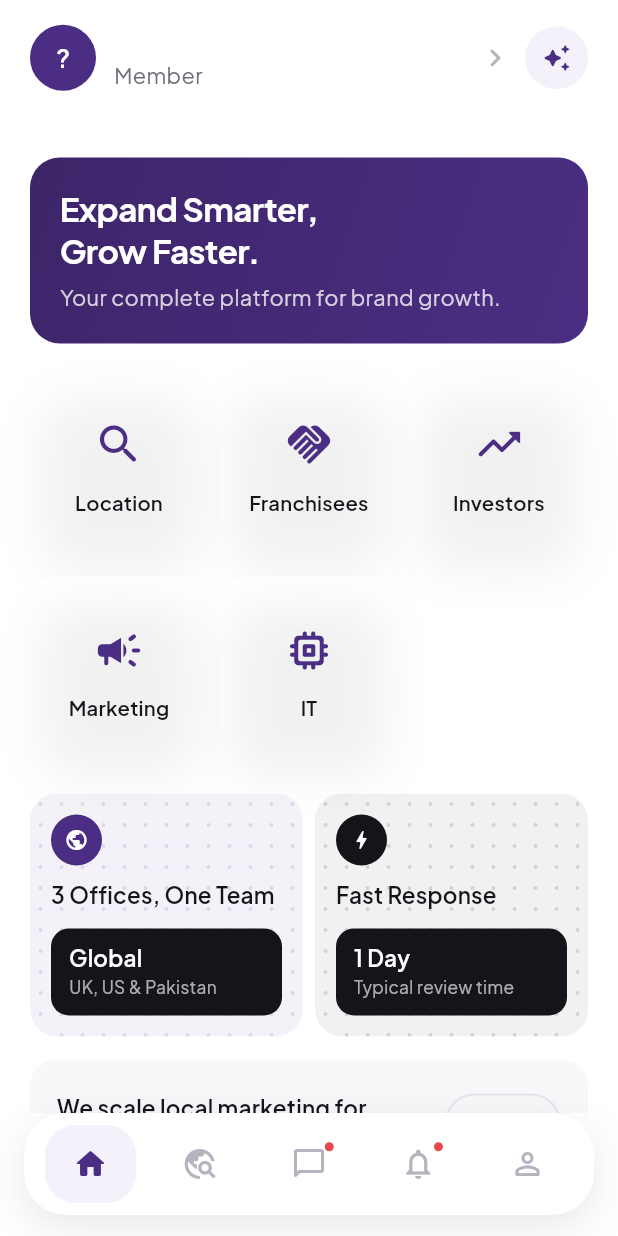
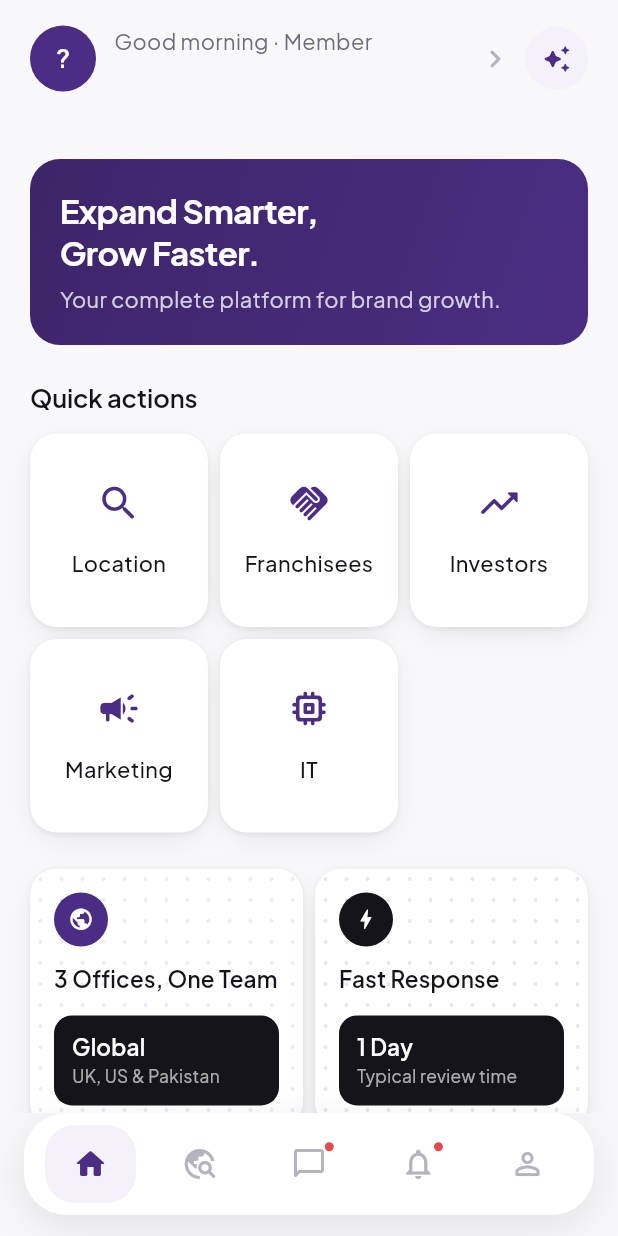
Before and after one commit to danishsaleem-dev/connectors-app, a Flutter app: the AppShell screen opened directly, on a phone screen of 412 x 824 dp. Run offline on Flutter 3.47's test engine with Material 3 defaults, Android fonts, the phone set to English and light mode, and no system bars; our stand-ins replace flutter_secure_storage, google_fonts; accounts and stored records are empty.

Commit message:
Fix the invisible cards: grey canvas + real elevation, and polish Home
Root cause of the action tiles not reading as buttons: the app's
scaffoldBackgroundColor was AppColors.white and every card is also
white — white-on-white, with a shadow (blurRadius 28, spreadRadius -8,
alpha 0.06) so diffuse it rendered as nothing. The reference works
because it's white cards on a light grey canvas.

- Canvas is now grey50; AppBar matches it so there's no seam. Cards
  stay white, so the surface itself now does most of the separating.
- cardShadow() rewritten as a proper two-layer elevation: a tight
  contact shadow that draws the card's edge, plus a wider ambient one
  for depth. Actually visible now.
- Audited every AppColors.grey50 used as a *surface* — those would
  have vanished into the new canvas. Flipped to white + elevation:
  the Home marketing banner, EnquireCta, the location/opportunity
  detail spec panels, incoming message bubbles, the compose bar,
  search fields and the Clear-filters chip. Left grey where it's
  correct (input fills and meta pills sitting on white cards, image
  placeholders).
- Action tiles rebuilt: shadow on a DecoratedBox behind the Material
  so elevation and ink-clipping stay separate concerns, larger icon,
  more padding, label in medium weight.
- Highlight cards are white now too (the accent tint went muddy on
  grey); accent survives in the icon badge and a softer dot texture.

Polish while in here:
- Home header leads with a real time-of-day greeting ("Good evening ·
  Brand") above the name, so the top of the app isn't static.
- "Quick actions" section heading above the tile grid for rhythm.
- Haptic tick on opening a Home action.

```diff
--- a/lib/screens/home_screen.dart
+++ b/lib/screens/home_screen.dart
@@ -1,4 +1,5 @@
 import 'package:flutter/material.dart';
+import 'package:flutter/services.dart';
 import '../data/account_type_config.dart';
 import '../data/api_client.dart';
 import '../data/auth_state.dart';
@@ -12,6 +13,16 @@ import '../widgets/reveal.dart';
 import 'chat_screen.dart';
 import 'contact_screen.dart';
 
+/// Real clock, not a canned string — the one bit of the header that
+/// changes on its own, which is what keeps it from reading as a static
+/// template.
+String get _greeting {
+  final hour = DateTime.now().hour;
+  if (hour < 12) return 'Good morning';
+  if (hour < 17) return 'Good afternoon';
+  return 'Good evening';
+}
+
 const _roleLabels = {
   'brand': 'Brand',
   'franchisee': 'Franchisee',
@@ -23,6 +34,7 @@ const _roleLabels = {
 };
 
 void _openAction(BuildContext context, HomeAction action) {
+  HapticFeedback.selectionClick();
   Navigator.of(context).push(
     MaterialPageRoute(
       builder: (_) => action.hasOwnScaffold
@@ -105,16 +117,18 @@ class HomeScreen extends StatelessWidget {
                                   crossAxisAlignment: CrossAxisAlignment.start,
                                   children: [
                                     Text(
-                                      session?.name ?? '',
-                                      style: Theme.of(context).textTheme.titleLarge,
-                                      overflow: TextOverflow.ellipsis,
-                                    ),
-                                    Text(
-                                      roleLabel,
+                                      '$_greeting · $roleLabel',
                                       style: Theme.of(context)
                                           .textTheme
                                           .bodyMedium
                                           ?.copyWith(color: AppColors.grey500),
+                                      overflow: TextOverflow.ellipsis,
+                                    ),
+                                    const SizedBox(height: 1),
+                                    Text(
+                                      session?.name ?? '',
+                                      style: Theme.of(context).textTheme.titleLarge,
+                                      overflow: TextOverflow.ellipsis,
                                     ),
                                   ],
                                 ),
@@ -155,12 +169,14 @@ class HomeScreen extends StatelessWidget {
                     subtitle: config.promoSubtitle!,
                   ),
                 ),
-                const SizedBox(height: AppSpacing.heading),
+                const SizedBox(height: AppSpacing.xl),
+                Text('Quick actions', style: Theme.of(context).textTheme.titleLarge),
+                const SizedBox(height: AppSpacing.md),
                 Reveal(
                   index: 1,
                   child: _ActionGrid(actions: config.homeActions),
                 ),
-                const SizedBox(height: AppSpacing.lg),
+                const SizedBox(height: AppSpacing.xl),
                 Reveal(
                   index: 2,
                   child: _HighlightRow(
@@ -177,7 +193,7 @@ class HomeScreen extends StatelessWidget {
                 const SizedBox(height: AppSpacing.section),
                 const Eyebrow('All actions'),
                 const SizedBox(height: AppSpacing.sm),
-                Text('Everything in one place.', style: Theme.of(context).textTheme.displaySmall),
+                Text('Everything in one place.', style: Theme.of(context).textTheme.headlineMedium),
                 const SizedBox(height: AppSpacing.heading),
                 for (var i = 0; i < config.homeActions.length; i++) ...[
                   if (i > 0) const SizedBox(height: AppSpacing.sm),
@@ -311,34 +327,40 @@ class _ActionTile extends StatelessWidget {
 
   @override
   Widget build(BuildContext context) {
-    return Material(
+    return DecoratedBox(
+      // Shadow on a DecoratedBox behind the Material, rather than on a
+      // Container inside it: same result, but it keeps the elevation and
+      // the ink-splash clipping as separate concerns instead of one
+      // Container trying to do both.
+      decoration: BoxDecoration(
+        borderRadius: BorderRadius.circular(18),
+        boxShadow: cardShadow(),
+      ),
+      child: Material(
         color: AppColors.white,
         borderRadius: BorderRadius.circular(18),
+        clipBehavior: Clip.antiAlias,
         child: InkWell(
-        borderRadius: BorderRadius.circular(18),
           onTap: () => _openAction(context, action),
-        child: Container(
-          padding: const EdgeInsets.symmetric(vertical: 16, horizontal: 8),
-          decoration: BoxDecoration(
-            borderRadius: BorderRadius.circular(18),
-            boxShadow: cardShadow(opacity: 0.06),
-          ),
+          child: Padding(
+            padding: const EdgeInsets.symmetric(vertical: 18, horizontal: 8),
             child: Column(
               mainAxisAlignment: MainAxisAlignment.center,
               children: [
-              Icon(action.icon, color: AppColors.violet600, size: 34),
-              const SizedBox(height: 12),
+                Icon(action.icon, color: AppColors.violet600, size: 30),
+                const SizedBox(height: 14),
                 Text(
                   action.tileLabel,
                   textAlign: TextAlign.center,
                   maxLines: 1,
                   overflow: TextOverflow.ellipsis,
-                style: Theme.of(context)
-                    .textTheme
-                    .titleMedium
-                    ?.copyWith(fontSize: 13.5),
+                  style: Theme.of(context).textTheme.bodyMedium?.copyWith(
+                        color: AppColors.ink,
+                        fontWeight: FontWeight.w500,
+                      ),
                 ),
               ],
+            ),
           ),
         ),
       ),
@@ -445,37 +467,43 @@ class _HighlightCard extends StatelessWidget {
     final statSubtitle = data.statSubtitle;
     final accentColor = data.accentColor;
 
-    final content = ClipRRect(
+    final content = DecoratedBox(
+      decoration: BoxDecoration(
+        borderRadius: BorderRadius.circular(18),
+        boxShadow: cardShadow(),
+      ),
+      child: ClipRRect(
         borderRadius: BorderRadius.circular(18),
         child: Container(
-        // A light tint of the card's own accent, not plain white — enough
-        // to read as "coloured" without going back to the heavy solid
-        // fill this replaced.
-        color: accentColor.withValues(alpha: 0.06),
+          // White like every other card now that the page canvas is grey —
+          // the accent shows up in the icon badge and the faint dot
+          // texture instead of tinting the whole surface, which went
+          // muddy against a grey background.
+          color: AppColors.white,
           child: Stack(
             children: [
               Positioned.fill(
                 child: CustomPaint(painter: _DotPatternPainter(color: accentColor)),
               ),
               Padding(
-              padding: const EdgeInsets.all(14),
+                padding: const EdgeInsets.all(16),
                 child: Column(
                   crossAxisAlignment: CrossAxisAlignment.start,
                   mainAxisSize: MainAxisSize.min,
                   children: [
                     Container(
-                    width: 34,
-                    height: 34,
+                      width: 36,
+                      height: 36,
                       alignment: Alignment.center,
                       decoration: BoxDecoration(color: accentColor, shape: BoxShape.circle),
-                    child: Icon(icon, color: AppColors.white, size: 16),
+                      child: Icon(icon, color: AppColors.white, size: 17),
                     ),
-                  const SizedBox(height: 10),
+                    const SizedBox(height: 12),
                     Text(title, style: Theme.of(context).textTheme.titleMedium),
-                  const SizedBox(height: 12),
+                    const SizedBox(height: 14),
                     Container(
                       width: double.infinity,
-                    padding: const EdgeInsets.symmetric(horizontal: 12, vertical: 10),
+                      padding: const EdgeInsets.symmetric(horizontal: 12, vertical: 11),
                       decoration: BoxDecoration(
                         color: AppColors.ink,
                         borderRadius: BorderRadius.circular(12),
@@ -506,6 +534,7 @@ class _HighlightCard extends StatelessWidget {
             ],
           ),
         ),
+      ),
     );
 
     if (data.onTap == null) return content;
@@ -532,7 +561,7 @@ class _DotPatternPainter extends CustomPainter {
 
   @override
   void paint(Canvas canvas, Size size) {
-    final paint = Paint()..color = color.withValues(alpha: 0.14);
+    final paint = Paint()..color = color.withValues(alpha: 0.10);
     const spacing = 14.0;
     const radius = 1.3;
     for (var y = spacing / 2; y < size.height; y += spacing) {
@@ -558,8 +587,9 @@ class _MarketingBanner extends StatelessWidget {
     return Container(
       padding: const EdgeInsets.all(18),
       decoration: BoxDecoration(
-        color: AppColors.grey50,
-        borderRadius: BorderRadius.circular(16),
+        color: AppColors.white,
+        borderRadius: BorderRadius.circular(18),
+        boxShadow: cardShadow(),
       ),
       child: Row(
         children: [
--- a/lib/screens/location_detail_screen.dart
+++ b/lib/screens/location_detail_screen.dart
@@ -1,5 +1,6 @@
 import 'package:flutter/material.dart';
 import '../data/location.dart';
+import '../theme/app_theme.dart';
 import '../theme/colors.dart';
 import '../theme/spacing.dart';
 import '../widgets/enquire_cta.dart';
@@ -135,8 +136,9 @@ class _DetailGrid extends StatelessWidget {
             child: Container(
               padding: const EdgeInsets.all(12),
               decoration: BoxDecoration(
-                color: AppColors.grey50,
+                color: AppColors.white,
                 borderRadius: BorderRadius.circular(14),
+                boxShadow: cardShadow(),
               ),
               child: Row(
                 children: [
--- a/lib/screens/locations_screen.dart
+++ b/lib/screens/locations_screen.dart
@@ -286,7 +286,7 @@ class _FilterBar extends StatelessWidget {
               label: const Text('Clear'),
               onPressed: onClear,
               avatar: const Icon(Icons.close_rounded, size: 16),
-              backgroundColor: AppColors.grey50,
+              backgroundColor: AppColors.white,
             ),
           ],
         ],
--- a/lib/screens/message_thread_screen.dart
+++ b/lib/screens/message_thread_screen.dart
@@ -1,4 +1,5 @@
 import 'package:flutter/material.dart';
+import '../theme/app_theme.dart';
 import '../theme/colors.dart';
 import '../theme/spacing.dart';
 import 'messages_screen.dart';
@@ -89,7 +90,8 @@ class _Bubble extends StatelessWidget {
               Container(
                 padding: const EdgeInsets.symmetric(horizontal: 14, vertical: 10),
                 decoration: BoxDecoration(
-                  color: fromMe ? AppColors.violet600 : AppColors.grey50,
+                  color: fromMe ? AppColors.violet600 : AppColors.white,
+                  boxShadow: fromMe ? null : cardShadow(opacity: 0.05),
                   borderRadius: BorderRadius.only(
                     topLeft: const Radius.circular(16),
                     topRight: const Radius.circular(16),
@@ -130,6 +132,7 @@ class _ComposeBar extends StatelessWidget {
     return Container(
       padding: const EdgeInsets.fromLTRB(AppSpacing.page, 10, AppSpacing.page, 14),
       decoration: const BoxDecoration(
+        color: AppColors.white,
         border: Border(top: BorderSide(color: AppColors.grey100)),
       ),
       child: Row(
--- a/lib/screens/opportunities_screen.dart
+++ b/lib/screens/opportunities_screen.dart
@@ -89,8 +89,7 @@ class _CategoryCard extends StatelessWidget {
           padding: const EdgeInsets.all(16),
           decoration: BoxDecoration(
             borderRadius: BorderRadius.circular(18),
-            border: Border.all(color: AppColors.violet50),
-            boxShadow: cardShadow(opacity: 0.05),
+            boxShadow: cardShadow(),
           ),
           child: Column(
             crossAxisAlignment: CrossAxisAlignment.start,
--- a/lib/screens/opportunity_detail_screen.dart
+++ b/lib/screens/opportunity_detail_screen.dart
@@ -1,5 +1,6 @@
 import 'package:flutter/material.dart';
 import '../data/opportunity.dart';
+import '../theme/app_theme.dart';
 import '../theme/colors.dart';
 import '../theme/spacing.dart';
 import '../widgets/enquire_cta.dart';
@@ -90,8 +91,9 @@ class OpportunityDetailScreen extends StatelessWidget {
                       Container(
                         padding: const EdgeInsets.all(16),
                         decoration: BoxDecoration(
-                          color: AppColors.grey50,
+                          color: AppColors.white,
                           borderRadius: BorderRadius.circular(16),
+                          boxShadow: cardShadow(),
                         ),
                         child: Column(
                           children: [
--- a/lib/screens/opportunity_list_screen.dart
+++ b/lib/screens/opportunity_list_screen.dart
@@ -135,7 +135,7 @@ class _SearchField extends StatelessWidget {
                 },
               ),
         filled: true,
-        fillColor: AppColors.grey50,
+        fillColor: AppColors.white,
         contentPadding: const EdgeInsets.symmetric(vertical: 14, horizontal: 16),
         border: OutlineInputBorder(
           borderRadius: BorderRadius.circular(14),
@@ -178,7 +178,7 @@ class _FilterBar extends StatelessWidget {
               label: const Text('Clear'),
               onPressed: onClear,
               avatar: const Icon(Icons.close_rounded, size: 16),
-              backgroundColor: AppColors.grey50,
+              backgroundColor: AppColors.white,
             ),
         ],
       ),
--- a/lib/theme/app_theme.dart
+++ b/lib/theme/app_theme.dart
@@ -20,16 +20,26 @@ TextStyle _font({double? size, FontWeight? weight, double? height, double? spaci
       letterSpacing: spacing,
     );
 
-/// Soft, deep shadow for elevated cards — a real sense of lift rather than a
-/// hairline border, which is most of what separated the first pass from
-/// reading as a native, considered app rather than a form filled in with
-/// Material defaults.
-List<BoxShadow> cardShadow({double opacity = 0.06}) => [
+/// Two-layer elevation: a tight contact shadow that draws the card's edge,
+/// plus a wider ambient one for depth.
+///
+/// This replaced a single very wide, heavily negative-spread shadow which —
+/// on the white canvas the app used to have — rendered as essentially
+/// nothing: white cards on a white page read as floating loose content, not
+/// as boxes. The canvas is grey50 now (see scaffoldBackgroundColor) and
+/// cards are white, so the surface itself carries most of the separation;
+/// this shadow is what makes them lift off it.
+List<BoxShadow> cardShadow({double opacity = 0.07}) => [
       BoxShadow(
-        color: AppColors.ink.withValues(alpha: opacity),
-        blurRadius: 28,
-        offset: const Offset(0, 12),
-        spreadRadius: -8,
+        color: AppColors.ink.withValues(alpha: opacity * 0.9),
+        blurRadius: 2,
+        offset: const Offset(0, 1),
+      ),
+      BoxShadow(
+        color: AppColors.ink.withValues(alpha: opacity * 1.5),
+        blurRadius: 16,
+        offset: const Offset(0, 6),
+        spreadRadius: -4,
       ),
     ];
 
@@ -44,7 +54,11 @@ ThemeData buildAppTheme() {
       onSurface: AppColors.ink,
       brightness: Brightness.light,
     ),
-    scaffoldBackgroundColor: AppColors.white,
+    // A light grey canvas, not white — this is what lets white cards read
+    // as cards. With a white canvas, every white surface in the app
+    // (action tiles, list cards, banners) had no edge to speak of and the
+    // whole thing looked like loose floating content.
+    scaffoldBackgroundColor: AppColors.grey50,
   );
 
   return base.copyWith(
@@ -66,12 +80,14 @@ ThemeData buildAppTheme() {
           labelMedium: _font(size: 11, weight: FontWeight.w700, height: 1.2),
         )
         .apply(bodyColor: AppColors.ink, displayColor: AppColors.ink),
+    // Matches the canvas so there's no seam between the bar and the page
+    // below it — the page's own content provides the structure instead.
     appBarTheme: const AppBarTheme(
-      backgroundColor: AppColors.white,
+      backgroundColor: AppColors.grey50,
       foregroundColor: AppColors.ink,
       elevation: 0,
-      scrolledUnderElevation: 0.5,
-      surfaceTintColor: AppColors.white,
+      scrolledUnderElevation: 0,
+      surfaceTintColor: Colors.transparent,
     ),
     dividerTheme: const DividerThemeData(color: AppColors.grey200, thickness: 1, space: 1),
     elevatedButtonTheme: ElevatedButtonThemeData(
```
Also changed, not shown: lib/widgets/enquire_cta.dart (+9 -2 lines), 1 other file. Lines whose indentation alone changed are shown as unchanged.
